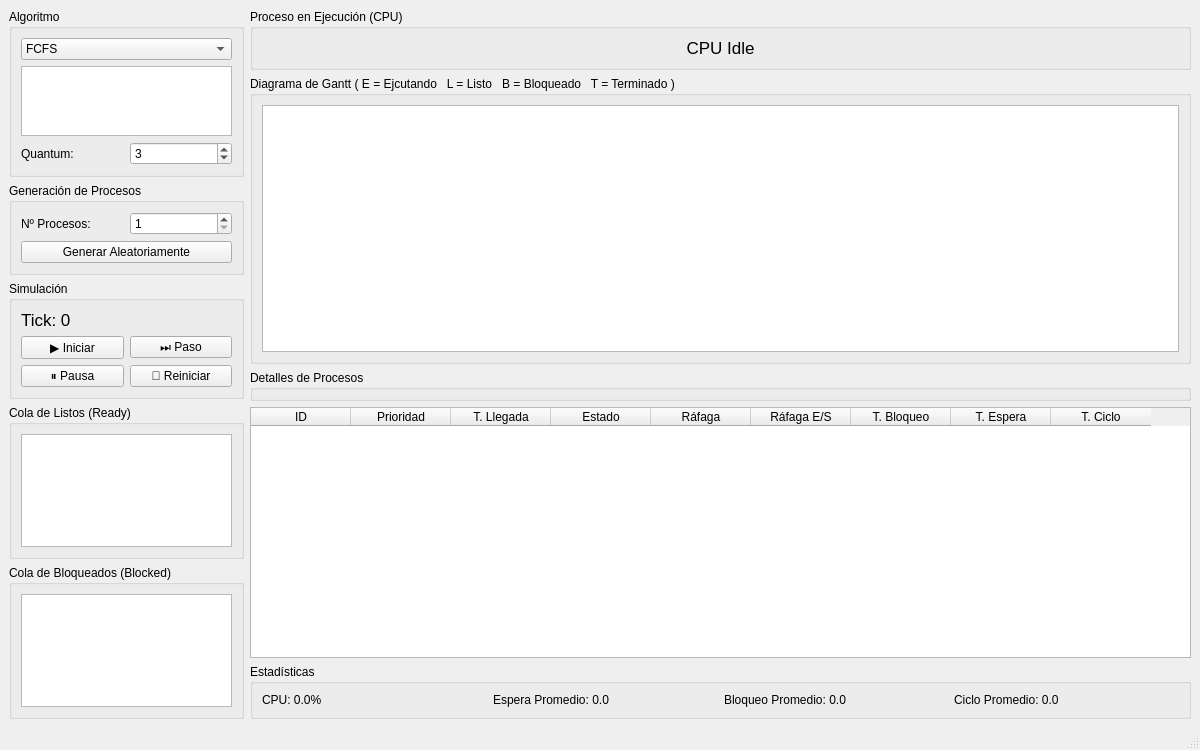
First picture: the form in Forms/mainwindow.ui, repository Jesus6405/process_scheduler_simulator, before the edit.
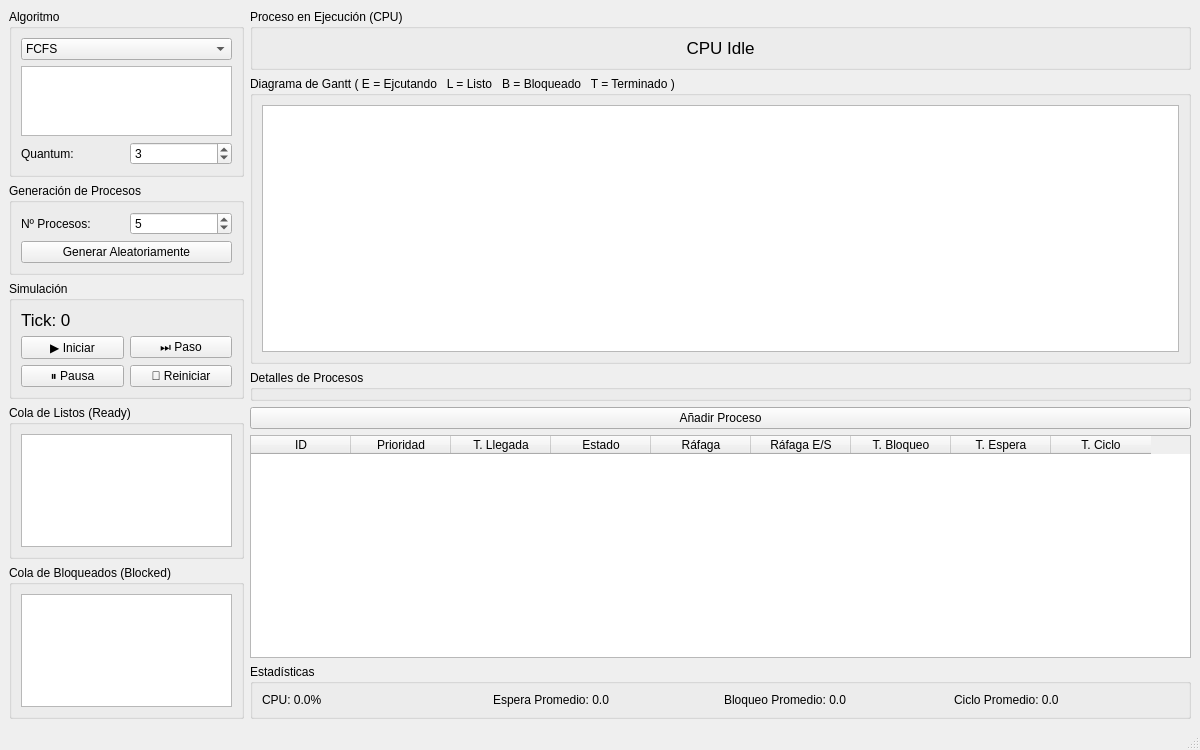
Second picture: the form after the edit.

```diff
--- a/Forms/mainwindow.ui
+++ b/Forms/mainwindow.ui
@@ -127,6 +127,9 @@
                <property name="minimum">
                 <number>1</number>
                </property>
+               <property name="value">
+                <number>5</number>
+               </property>
               </widget>
              </item>
             </layout>
@@ -271,6 +274,13 @@
             </property>
            </widget>
           </item>
+          <item>
+           <widget class="QPushButton" name="pushButton">
+            <property name="text">
+             <string>Añadir Proceso</string>
+            </property>
+           </widget>
+          </item>
           <item>
            <widget class="QTableWidget" name="processTable">
             <column>
```
Left out of the diff: 9 changed lines with no effect on the pictures.
